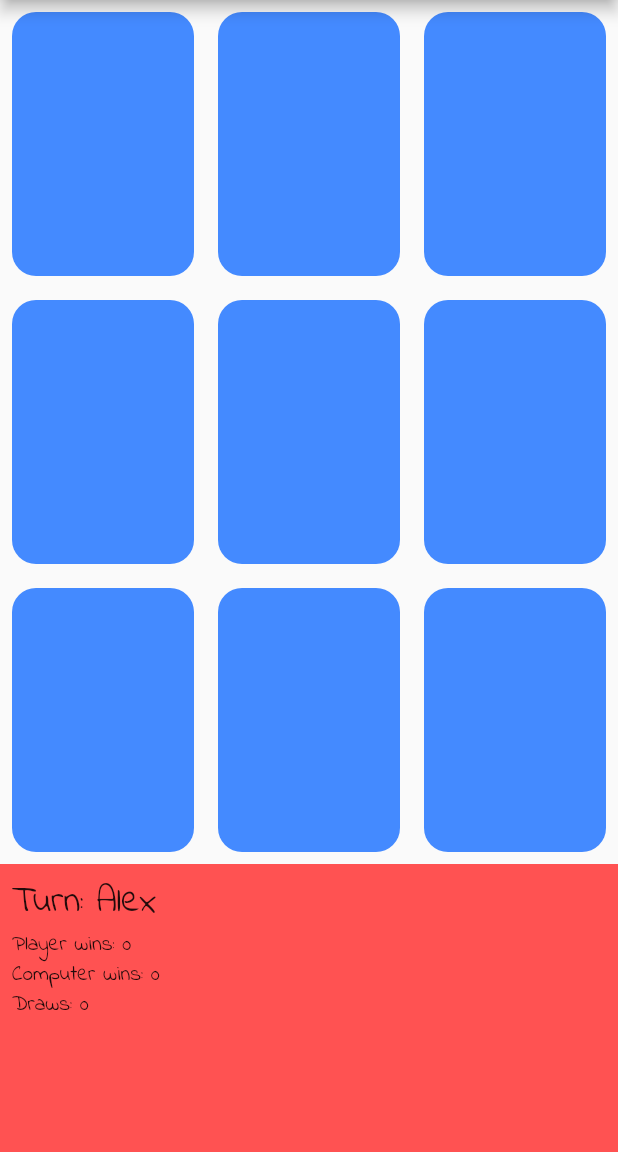
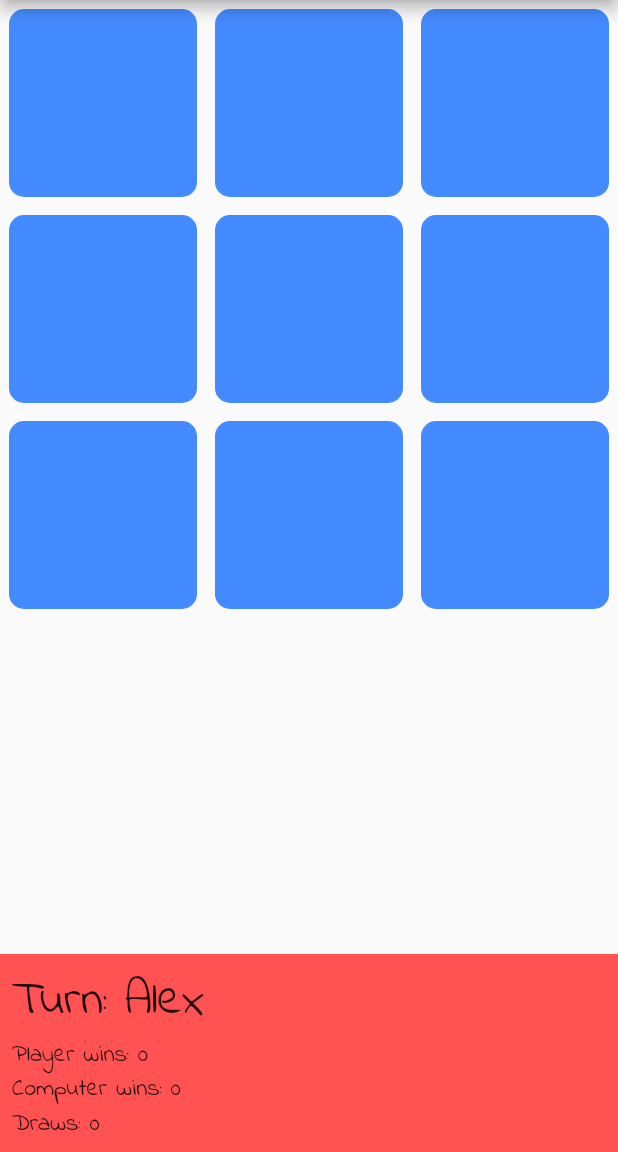
Before and after one commit to jebstern/jesper.skand-gmail.com, a Flutter app: the screen it shows after launch, after a tap on "Let's play", on a phone screen of 412 x 824 dp, the part 84-1236 px from its top. Run offline on Flutter 3.47's test engine with Material 2 defaults, Android fonts, the phone set to English and light mode, and no system bars; our stand-ins replace get.

Commit message:
Misc changes

```diff
--- a/lib/pages/home.dart
+++ b/lib/pages/home.dart
@@ -16,9 +16,7 @@ class _HomePageState extends State<HomePage> {
   Widget build(BuildContext context) {
     return Scaffold(
       appBar: AppBar(
-        title: Text(
-          "Sign in",
-        ),
+        title: Text("Tic Tac Toe"),
         automaticallyImplyLeading: false,
       ),
       body: Center(
@@ -31,9 +29,7 @@ class _HomePageState extends State<HomePage> {
                 "Account sign in",
                 style: TextStyle(fontSize: 32),
               ),
-              SizedBox(
-                height: 24.0,
-              ),
+              SizedBox(height: 24.0),
               Padding(
                 padding: const EdgeInsets.all(24.0),
                 child: DropdownButton<String>(
@@ -66,9 +62,7 @@ class _HomePageState extends State<HomePage> {
                   }).toList(),
                 ),
               ),
-              SizedBox(
-                height: 42.0,
-              ),
+              SizedBox(height: 42.0),
               ElevatedButton(
                 style: ElevatedButton.styleFrom(),
                 child: const Padding(
--- a/lib/pages/tictactoe.dart
+++ b/lib/pages/tictactoe.dart
@@ -3,7 +3,6 @@ import 'package:flutter/material.dart';
 import 'package:get/get.dart';
 import 'package:tic_tac_toe/controller/controller.dart';
 import 'package:tic_tac_toe/widgets/leaderboard.dart';
-import 'package:tic_tac_toe/pages/home.dart';
 
 class TicTacToePage extends StatefulWidget {
   final String player;
@@ -76,38 +75,31 @@ class _TicTacToePageState extends State<TicTacToePage> {
     viewHeight = MediaQuery.of(context).size.height - statusBarHeight - appBarHeight;
 
     return Column(
-      children: <Widget>[
-        Container(
-          height: viewHeight * 0.75,
-          child: Column(
-            children: _getTiles(),
-          ),
+      mainAxisAlignment: MainAxisAlignment.spaceBetween,
+      children: [
+        GridView.count(
+          shrinkWrap: true,
+          crossAxisCount: 3,
+          children: List.generate(9, (index) {
+            return _getTile(index);
+          }),
         ),
         Container(
-          height: viewHeight * 0.25,
           color: Colors.redAccent,
           child: Padding(
             padding: const EdgeInsets.all(8.0),
             child: Row(
-              children: <Widget>[
+              children: [
                 Column(
                   crossAxisAlignment: CrossAxisAlignment.start,
-                  children: <Widget>[
+                  children: [
                     Text(
                       "Turn: " + (turn == "X" ? widget.player : "Computer"),
-                      style: TextStyle(
-                        fontSize: 24,
+                      style: TextStyle(fontSize: 32),
                     ),
-                    ),
-                    Text(
-                      "Player wins: " + playerWins.toString(),
-                    ),
-                    Text(
-                      "Computer wins: " + computerWins.toString(),
-                    ),
-                    Text(
-                      "Draws: " + draws.toString(),
-                    ),
+                    Text("Player wins: " + playerWins.toString(), style: TextStyle(fontSize: 16)),
+                    Text("Computer wins: " + computerWins.toString(), style: TextStyle(fontSize: 16)),
+                    Text("Draws: " + draws.toString(), style: TextStyle(fontSize: 16)),
                   ],
                 ),
               ],
@@ -127,41 +119,8 @@ class _TicTacToePageState extends State<TicTacToePage> {
     }
   }
 
-  List<Widget> _getTiles() {
-    return [
-      Expanded(
-        child: Row(
-          children: <Widget>[
-            _getTile(0),
-            _getTile(1),
-            _getTile(2),
-          ],
-        ),
-      ),
-      Expanded(
-        child: Row(
-          children: <Widget>[
-            _getTile(3),
-            _getTile(4),
-            _getTile(5),
-          ],
-        ),
-      ),
-      Expanded(
-        child: Row(
-          children: <Widget>[
-            _getTile(6),
-            _getTile(7),
-            _getTile(8),
-          ],
-        ),
-      ),
-    ];
-  }
-
   Widget _getTile(int index) {
-    return Expanded(
-      child: GestureDetector(
+    return GestureDetector(
       onTap: () {
         if (moveAllowed) {
           setState(() {
@@ -170,23 +129,24 @@ class _TicTacToePageState extends State<TicTacToePage> {
         }
       },
       child: Padding(
-          padding: const EdgeInsets.all(8.0),
-          child: ClipRRect(
-            borderRadius: BorderRadius.circular(16.0),
+        padding: const EdgeInsets.all(6.0),
         child: Container(
+          decoration: BoxDecoration(
+            borderRadius: BorderRadius.circular(10),
+            border: Border.all(color: tiles[index] == "" ? Colors.blueAccent : (tiles[index] == "X" ? Colors.redAccent : Colors.greenAccent)),
             color: tiles[index] == "" ? Colors.blueAccent : (tiles[index] == "X" ? Colors.redAccent : Colors.greenAccent),
+          ),
           child: Column(
-                mainAxisAlignment: MainAxisAlignment.center,
-                children: <Widget>[
-                  Text(
-                    tiles[index],
-                    style: TextStyle(
-                      fontSize: (viewHeight * 0.75 / 3 - 64),
+            children: [
+              Expanded(
+                child: tiles[index].isEmpty
+                    ? Container()
+                    : FittedBox(
+                        fit: BoxFit.fitWidth,
+                        child: Text(tiles[index]),
                       ),
               ),
             ],
-              ),
-            ),
           ),
         ),
       ),
@@ -361,18 +321,13 @@ class _TicTacToePageState extends State<TicTacToePage> {
   }
 
   Future<void> _showGameOverDialog(String text) async {
-    return showDialog<void>(
-      context: context,
-      barrierDismissible: false,
-      builder: (BuildContext context) {
-        return AlertDialog(
-          title: Text('Game over'),
+    Get.dialog(
+      AlertDialog(
+        title: Text("Game over"),
         content: SingleChildScrollView(
           child: ListBody(
             children: <Widget>[
-                Text(
-                  text,
-                ),
+              Text(text),
             ],
           ),
         ),
@@ -382,13 +337,13 @@ class _TicTacToePageState extends State<TicTacToePage> {
               setState(() {
                 tiles = ["", "", "", "", "", "", "", "", ""];
               });
-                Navigator.of(context).pop();
+              Get.back();
             },
             child: const Text("OK"),
           ),
         ],
-        );
-      },
+      ),
+      barrierDismissible: false,
     );
   }
 
@@ -419,7 +374,7 @@ class _TicTacToePageState extends State<TicTacToePage> {
         content: SingleChildScrollView(
           child: ListBody(
             children: <Widget>[
-              Text("This shouldn't take too long ..."),
+              Text("Please wait a few seconds ..."),
               Padding(
                 padding: const EdgeInsets.only(top: 12),
                 child: LinearProgressIndicator(
```
Lines whose indentation alone changed are shown as unchanged.
